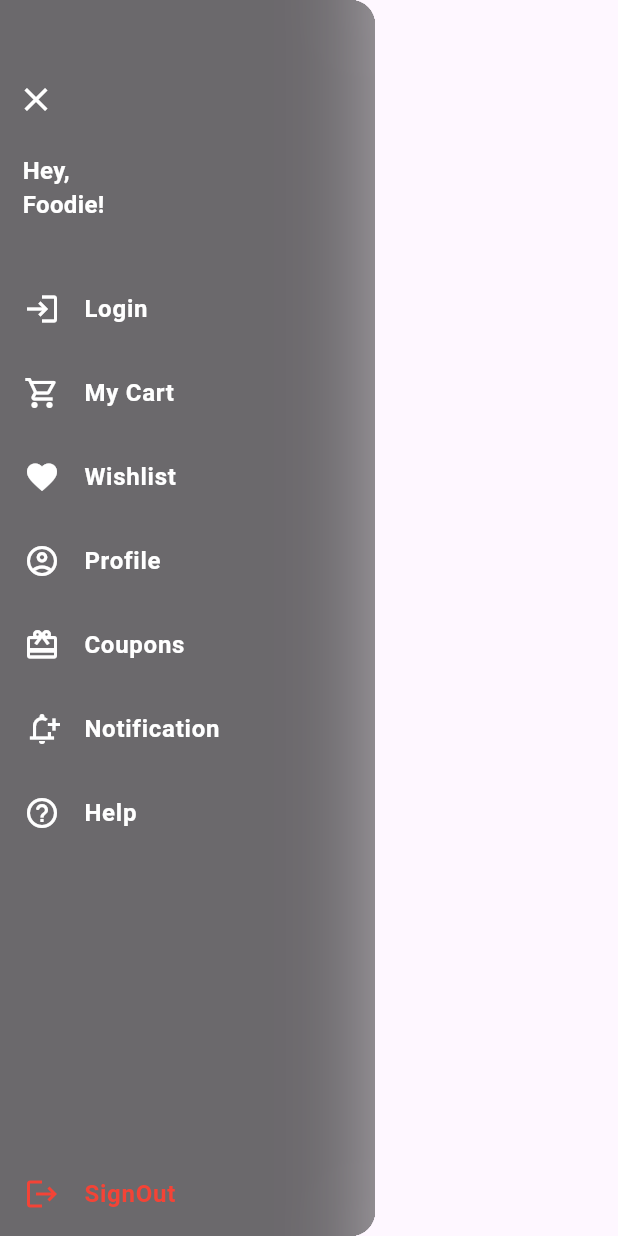
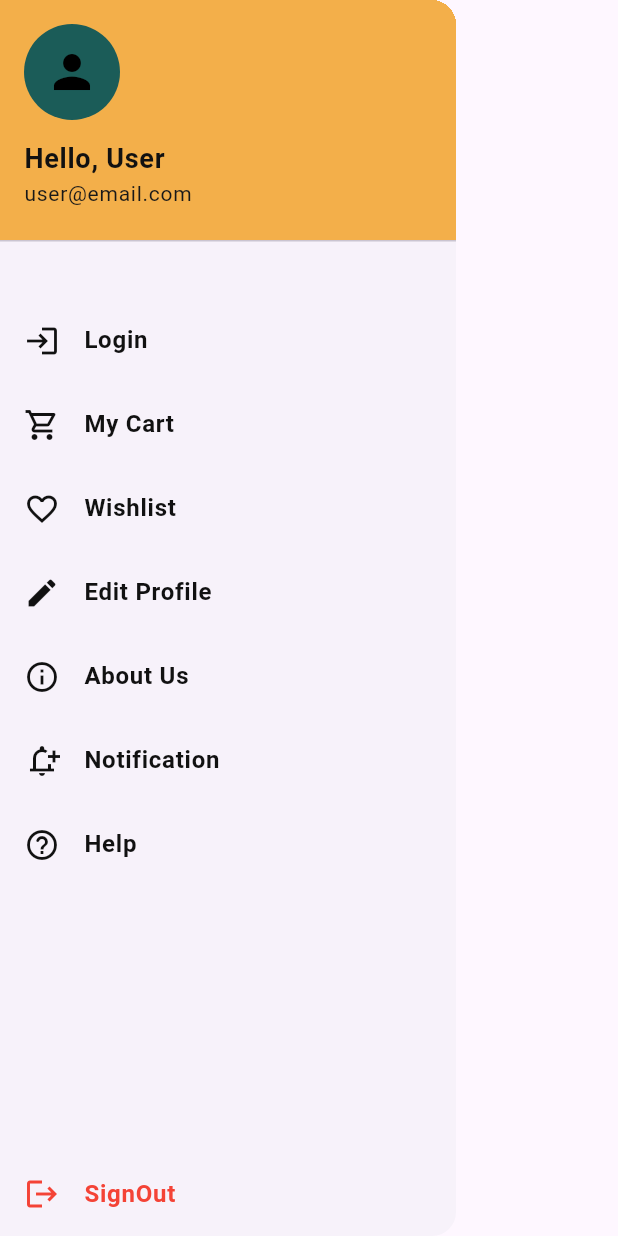
Before and after one commit to MAHESWARI-ROUT/Penta-Restaurant-App, a Flutter app: the MainDrawer widget shown alone on an empty page, opened directly with empty values, on a phone screen of 412 x 824 dp. Run offline on Flutter 3.47's test engine with Material 3 defaults, Android fonts, the phone set to English and light mode, and no system bars; our stand-ins replace cached_network_image, dio, flutter_html, get, get_storage; accounts and stored records are empty.

Commit message:
drawer added

```diff
--- a/lib/pages/favorite_page.dart
+++ b/lib/pages/favorite_page.dart
@@ -57,7 +57,7 @@ class FavoritePage extends StatelessWidget {
         }
 
         return GridView.builder(
-          padding: const EdgeInsets.all(18),
+          padding: const EdgeInsets.all(10),
           gridDelegate: const SliverGridDelegateWithFixedCrossAxisCount(
             crossAxisCount: 2,
             crossAxisSpacing: 18,
--- a/lib/pages/tabs/cart_page.dart
+++ b/lib/pages/tabs/cart_page.dart
@@ -39,7 +39,6 @@ class _CartPageState extends State<CartPage> {
       return;
     }
 
-    // TODO: Implement actual promo code validation logic here
     Get.snackbar(
       'Promo Code',
       'Promo code "$promoCode" applied (stub implementation)',
--- a/lib/widgets/main_drawer.dart
+++ b/lib/widgets/main_drawer.dart
@@ -4,11 +4,10 @@ import 'package:flutter/material.dart';
 import 'package:get/get.dart';
 import 'package:penta_restaurant/commons/appcolors.dart';
 import 'package:penta_restaurant/pages/authentication/login_page.dart';
+import 'package:penta_restaurant/pages/info_pages/about_us_page.dart';
+import 'package:penta_restaurant/pages/profile/edit_profile_page.dart';
 import 'package:penta_restaurant/pages/tabs/cart_page.dart';
 import 'package:penta_restaurant/pages/favorite_page.dart';
-import 'package:penta_restaurant/pages/tabs/profile_page.dart';
-
-
 
 class MainDrawer extends StatelessWidget {
   MainDrawer({super.key, required this.onSelectScreen});
@@ -18,7 +17,7 @@ class MainDrawer extends StatelessWidget {
     {
       'title': 'Login',
       'icon': Icons.login,
-      'action': () => Get.to(() => LoginPage()), // or null if no navigation
+      'action': () => Get.to(() => LoginPage()),
     },
     {
       'title': 'My Cart',
@@ -27,74 +26,56 @@ class MainDrawer extends StatelessWidget {
     },
     {
       'title': 'Wishlist',
-      'icon': Icons.favorite,
+      'icon': Icons.favorite_border,
       'action': () => Get.to(() => FavoritePage()),
     },
     {
-      'title': 'Profile',
-      'icon': Icons.account_circle_outlined,
-      'action': () => Get.to(() => ProfilePage()),
+      'title': 'Edit Profile',
+      'icon': Icons.edit,
+      'action': () => Get.to(() => EditProfilePage()),
     },
-    {'title': 'Coupons', 'icon': Icons.card_giftcard_outlined, 'route': null},
+    {
+      'title': 'About Us',
+      'icon': Icons.info_outline,
+      'action': () => Get.to(() => AboutUsPage()),
+    },
     {
       'title': 'Notification',
       'icon': Icons.notification_add_outlined,
-      'route': null,
+      'action': null,
     },
-    {'title': 'Help', 'icon': Icons.help_outline_rounded, 'route': null},
+    {'title': 'Help', 'icon': Icons.help_outline_rounded, 'action': null},
   ];
 
   @override
   Widget build(BuildContext context) {
     return Drawer(
-      width: 250,
-      backgroundColor: const Color.fromARGB(100, 0, 0, 0),
-      child: Stack(
+      child: SafeArea(
+        child: Column(
+          crossAxisAlignment: CrossAxisAlignment.stretch,
           children: [
-          BackdropFilter(
-            filter: ImageFilter.blur(sigmaX: 30.0, sigmaY: 30.0),
-            child: Container(color: Colors.black.withOpacity(0.3)),
-          ),
-          Column(
+            DrawerHeader(
+              decoration: BoxDecoration(color: AppColors.yellow),
+              child: Column(
                 crossAxisAlignment: CrossAxisAlignment.start,
                 children: [
-              SizedBox(height: 42),
-              IconButton(
-                icon: const Icon(
-                  Icons.close,
-                  color: AppColors.backgroundPrimary,
-                  size: 26,
+                  CircleAvatar(
+                    radius: 32,
+                    backgroundColor: AppColors.darkGreen,
+                    child: Icon(Icons.person, size: 36, color: Colors.black),
                   ),
-                onPressed: () => Navigator.of(context).pop(),
-                tooltip: 'Close Drawer',
-              ),
-              SizedBox(height: 12),
-              Padding(
-                padding: const EdgeInsets.only(left: 15.0),
-                child: Align(
-                  alignment: Alignment.centerLeft,
-                  child: Text(
-                    'Hey,',
+                  const SizedBox(height: 12),
+                  Text(
+                    "Hello, User",
                     style: TextStyle(
-                      fontSize: 16,
+                      color: AppColors.black,
                       fontWeight: FontWeight.bold,
-                      color: AppColors.white,
+                      fontSize: 18,
                     ),
                   ),
-                ),
-              ),
-              Padding(
-                padding: const EdgeInsets.only(left: 15.0),
-                child: Row(
-                  mainAxisAlignment: MainAxisAlignment.start,
-                  children: [
                   Text(
-                      'Foodie!',
-                      style: TextStyle(
-                        fontSize: 16,
-                        fontWeight: FontWeight.bold,
-                        color: AppColors.white,
-                      ),
+                    "user@email.com",
+                    style: TextStyle(color: AppColors.darkGrey, fontSize: 14),
                   ),
                 ],
               ),
@@ -108,10 +89,10 @@ class MainDrawer extends StatelessWidget {
                   style: TextStyle(
                     fontSize: 16,
                     fontWeight: FontWeight.bold,
-                      color: AppColors.white,
+                    color: AppColors.black,
                   ),
                 ),
-                  leading: Icon(item['icon'], color: AppColors.white),
+                leading: Icon(item['icon'], color: AppColors.black),
                 onTap: () {
                   Navigator.of(context).pop();
                   final action = item['action'] as VoidCallback?;
@@ -137,7 +118,6 @@ class MainDrawer extends StatelessWidget {
             ),
           ],
         ),
-        ],
       ),
     );
   }
```
Also changed, not shown: lib/pages/tabs/home_tab.dart (+23 -86 lines). Lines whose indentation alone changed are shown as unchanged.
